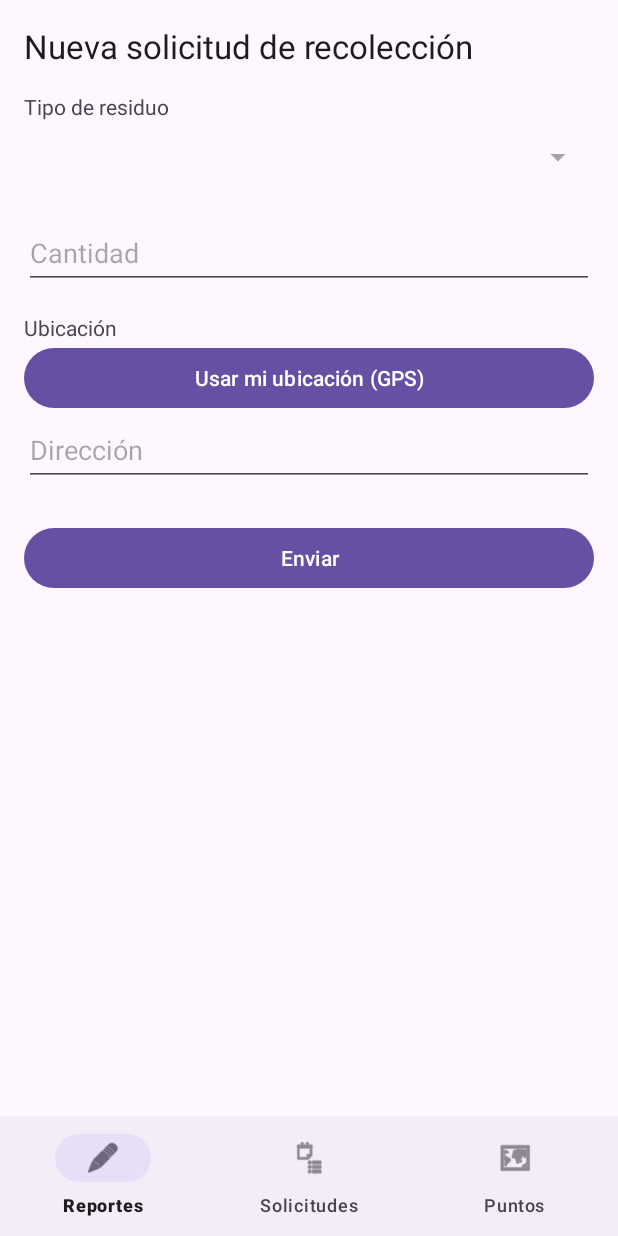
After one commit to Brandon-SGB/Computacion_Movil_EcoBogota, an Android app: the fragment NuevaSolicitudFragment placed in its activity, on a phone screen of 412 x 824 dp. The commit adds this screen. Run offline under Robolectric (Android 15) with nearby library versions, the phone set to English and light mode, and no system bars.

Commit message:
P3b: nueva solicitud de recolección (HU-11)
- Botón Nueva solicitud en Solicitudes que abre NuevaSolicitudFragment
  con NuevaSolicitudViewModel.
- Cantidad obligatoria, numérica y mayor que 0 (CP-11-03); ubicación
  por GPS o dirección manual (CP-11-04).
- Permisos ACCESS_FINE_LOCATION y ACCESS_COARSE_LOCATION; la lectura
  del GPS queda pendiente de play-services-location (DA-7).
- Sin conexión la solicitud no se envía ni se guarda (CP-11-08).
- Pruebas locales de las validaciones.

```diff
--- a/app/src/main/AndroidManifest.xml
+++ b/app/src/main/AndroidManifest.xml
@@ -4,6 +4,8 @@
 
     <uses-permission android:name="android.permission.INTERNET" />
     <uses-permission android:name="android.permission.ACCESS_NETWORK_STATE" />
+    <uses-permission android:name="android.permission.ACCESS_FINE_LOCATION" />
+    <uses-permission android:name="android.permission.ACCESS_COARSE_LOCATION" />
 
     <application
         android:allowBackup="true"
--- a/app/src/main/java/co/edu/uniminuto/Movil_EcoBogota/MainActivity.java
+++ b/app/src/main/java/co/edu/uniminuto/Movil_EcoBogota/MainActivity.java
@@ -14,6 +14,7 @@ import androidx.core.graphics.Insets;
 import androidx.core.view.ViewCompat;
 import androidx.core.view.WindowInsetsCompat;
 import androidx.fragment.app.Fragment;
+import androidx.fragment.app.FragmentManager;
 
 import com.google.android.material.bottomnavigation.BottomNavigationView;
 
@@ -90,6 +91,8 @@ public class MainActivity extends AppCompatActivity {
     //Método para mostrar un fragment en el contenedor
     private void cargarFragment(Fragment fragment) {
         try {
+            //Al cambiar de pestaña se descartan los formularios abiertos
+            getSupportFragmentManager().popBackStack(null, FragmentManager.POP_BACK_STACK_INCLUSIVE);
             getSupportFragmentManager()
                     .beginTransaction()
                     .replace(R.id.frContenedor, fragment)
--- /dev/null
+++ b/app/src/main/java/co/edu/uniminuto/Movil_EcoBogota/ui/ConexionRed.java
@@ -0,0 +1,31 @@
+package co.edu.uniminuto.Movil_EcoBogota.ui;
+
+import android.content.Context;
+import android.net.ConnectivityManager;
+import android.net.Network;
+import android.net.NetworkCapabilities;
+import android.util.Log;
+
+//Comprobación de la conexión a internet compartida por los ViewModel
+public final class ConexionRed {
+
+    private ConexionRed() {
+    }
+
+    //Método para verificar si el dispositivo tiene conexión a internet
+    public static boolean hayConexion(Context context) {
+        try {
+            ConnectivityManager conexion = (ConnectivityManager) context
+                    .getSystemService(Context.CONNECTIVITY_SERVICE);
+            if (conexion == null) {
+                return false;
+            }
+            Network red = conexion.getActiveNetwork();
+            NetworkCapabilities caps = conexion.getNetworkCapabilities(red);
+            return caps != null && caps.hasCapability(NetworkCapabilities.NET_CAPABILITY_INTERNET);
+        } catch (Exception e) {
+            Log.i("conexion", "error con la conexión " + e.getMessage());
+            return false;
+        }
+    }
+}
--- /dev/null
+++ b/app/src/main/java/co/edu/uniminuto/Movil_EcoBogota/ui/FormularioViewModel.java
@@ -0,0 +1,58 @@
+package co.edu.uniminuto.Movil_EcoBogota.ui;
+
+import android.app.Application;
+
+import androidx.annotation.NonNull;
+import androidx.lifecycle.AndroidViewModel;
+import androidx.lifecycle.LiveData;
+import androidx.lifecycle.MutableLiveData;
+
+import co.edu.uniminuto.Movil_EcoBogota.R;
+
+//Base de los ViewModel de formularios: estado del envío, mensaje y validación de la ubicación
+public abstract class FormularioViewModel extends AndroidViewModel {
+
+    //Resultado de una validación correcta
+    static final int VALIDO = 0;
+
+    //Estado de la pantalla y mensaje
+    private final MutableLiveData<EstadoUi> estado = new MutableLiveData<>();
+    private final MutableLiveData<String> mensaje = new MutableLiveData<>();
+
+    public FormularioViewModel(@NonNull Application application) {
+        super(application);
+    }
+
+    public LiveData<EstadoUi> getEstado() {
+        return estado;
+    }
+
+    public LiveData<String> getMensaje() {
+        return mensaje;
+    }
+
+    //Método para dejar la pantalla en error con un mensaje de strings.xml
+    protected void mostrarError(int idMensaje) {
+        mensaje.setValue(getApplication().getString(idMensaje));
+        estado.setValue(EstadoUi.ERROR);
+    }
+
+    //Método de envío: primero se comprueba la conexión; sin servicio del backend no se envía ni se guarda nada
+    protected void enviarSinServicio(int idMensajeSinConexion) {
+        estado.setValue(EstadoUi.CARGANDO);
+        mostrarError(obtenerMensajeEnvio(ConexionRed.hayConexion(getApplication()), idMensajeSinConexion));
+    }
+
+    //Mensaje del envío según la conexión
+    static int obtenerMensajeEnvio(boolean conectado, int idMensajeSinConexion) {
+        return conectado ? R.string.envio_pendiente_backend : idMensajeSinConexion;
+    }
+
+    //La ubicación es válida si llegó por GPS o si se escribió una dirección
+    static int validarUbicacion(boolean ubicacionGps, String direccion) {
+        if (ubicacionGps || (direccion != null && !direccion.trim().isEmpty())) {
+            return VALIDO;
+        }
+        return R.string.error_ubicacion_obligatoria;
+    }
+}
--- a/app/src/main/java/co/edu/uniminuto/Movil_EcoBogota/ui/ListadoViewModel.java
+++ b/app/src/main/java/co/edu/uniminuto/Movil_EcoBogota/ui/ListadoViewModel.java
@@ -1,11 +1,6 @@
 package co.edu.uniminuto.Movil_EcoBogota.ui;
 
 import android.app.Application;
-import android.content.Context;
-import android.net.ConnectivityManager;
-import android.net.Network;
-import android.net.NetworkCapabilities;
-import android.util.Log;
 
 import androidx.annotation.NonNull;
 import androidx.lifecycle.AndroidViewModel;
@@ -47,18 +42,6 @@ public abstract class ListadoViewModel extends AndroidViewModel {
 
     //Método para verificar si el dispositivo tiene conexión a internet
     protected boolean hayConexion() {
-        try {
-            ConnectivityManager conexion = (ConnectivityManager) getApplication()
-                    .getSystemService(Context.CONNECTIVITY_SERVICE);
-            if (conexion == null) {
-                return false;
-            }
-            Network red = conexion.getActiveNetwork();
-            NetworkCapabilities caps = conexion.getNetworkCapabilities(red);
-            return caps != null && caps.hasCapability(NetworkCapabilities.NET_CAPABILITY_INTERNET);
-        } catch (Exception e) {
-            Log.i("conexion", "error con la conexión " + e.getMessage());
-            return false;
-        }
+        return ConexionRed.hayConexion(getApplication());
     }
 }
--- /dev/null
+++ b/app/src/main/java/co/edu/uniminuto/Movil_EcoBogota/ui/NuevaSolicitudFragment.java
@@ -0,0 +1,144 @@
+package co.edu.uniminuto.Movil_EcoBogota.ui;
+
+import android.Manifest;
+import android.content.pm.PackageManager;
+import android.os.Bundle;
+import android.util.Log;
+import android.view.LayoutInflater;
+import android.view.View;
+import android.view.ViewGroup;
+import android.widget.Button;
+import android.widget.EditText;
+import android.widget.ProgressBar;
+import android.widget.Spinner;
+import android.widget.TextView;
+import android.widget.Toast;
+
+import androidx.activity.result.ActivityResultLauncher;
+import androidx.activity.result.contract.ActivityResultContracts;
+import androidx.annotation.NonNull;
+import androidx.annotation.Nullable;
+import androidx.core.content.ContextCompat;
+import androidx.fragment.app.Fragment;
+import androidx.lifecycle.ViewModelProvider;
+
+import java.util.Map;
+
+import co.edu.uniminuto.Movil_EcoBogota.R;
+
+//Formulario de nueva solicitud de recolección (HU-11)
+public class NuevaSolicitudFragment extends Fragment {
+
+    //Permisos de ubicación
+    private static final String[] PERMISOS_UBICACION = {
+            Manifest.permission.ACCESS_FINE_LOCATION,
+            Manifest.permission.ACCESS_COARSE_LOCATION
+    };
+
+    //Vistas
+    private Spinner spTipoResiduo;
+    private EditText etCantidad;
+    private EditText etDireccion;
+    private Button btnGps;
+    private Button btnEnviarSolicitud;
+    private ProgressBar pbNuevaSolicitud;
+    private TextView tvEstadoNuevaSolicitud;
+
+    //ViewModel de la pantalla
+    private NuevaSolicitudViewModel viewModel;
+
+    //Solicitud del permiso de ubicación; en un Fragment la respuesta llega por este registro
+    private final ActivityResultLauncher<String[]> solicitudPermisoUbicacion =
+            registerForActivityResult(new ActivityResultContracts.RequestMultiplePermissions(),
+                    this::onRespuestaPermisoUbicacion);
+
+    @Nullable
+    @Override
+    public View onCreateView(@NonNull LayoutInflater inflater, @Nullable ViewGroup container,
+                             @Nullable Bundle savedInstanceState) {
+        return inflater.inflate(R.layout.fragment_nueva_solicitud, container, false);
+    }
+
+    @Override
+    public void onViewCreated(@NonNull View view, @Nullable Bundle savedInstanceState) {
+        super.onViewCreated(view, savedInstanceState);
+        initObjects(view);
+        observarViewModel();
+        btnGps.setOnClickListener(this::usarGps);
+        btnEnviarSolicitud.setOnClickListener(this::enviarSolicitud);
+    }
+
+    //Método para enlazar los objetos de la vista con la parte lógica
+    private void initObjects(View view) {
+        spTipoResiduo = view.findViewById(R.id.spTipoResiduo);
+        etCantidad = view.findViewById(R.id.etCantidad);
+        etDireccion = view.findViewById(R.id.etDireccion);
+        btnGps = view.findViewById(R.id.btnGps);
+        btnEnviarSolicitud = view.findViewById(R.id.btnEnviarSolicitud);
+        pbNuevaSolicitud = view.findViewById(R.id.pbNuevaSolicitud);
+        tvEstadoNuevaSolicitud = view.findViewById(R.id.tvEstadoNuevaSolicitud);
+        //Los tipos de residuo llegan del backend; mientras tanto la lista queda deshabilitada
+        spTipoResiduo.setEnabled(false);
+        viewModel = new ViewModelProvider(this).get(NuevaSolicitudViewModel.class);
+    }
+
+    //Método para observar el estado, el mensaje y los errores de los campos
+    private void observarViewModel() {
+        viewModel.getMensaje().observe(getViewLifecycleOwner(), tvEstadoNuevaSolicitud::setText);
+        viewModel.getEstado().observe(getViewLifecycleOwner(), this::mostrarEstado);
+        viewModel.getErrorCantidad().observe(getViewLifecycleOwner(), etCantidad::setError);
+        viewModel.getErrorDireccion().observe(getViewLifecycleOwner(), etDireccion::setError);
+    }
+
+    //Método para mostrar las vistas según el estado
+    private void mostrarEstado(EstadoUi estado) {
+        boolean cargando = estado == EstadoUi.CARGANDO;
+        pbNuevaSolicitud.setVisibility(cargando ? View.VISIBLE : View.GONE);
+        btnEnviarSolicitud.setEnabled(!cargando);
+        tvEstadoNuevaSolicitud.setVisibility(cargando ? View.GONE : View.VISIBLE);
+    }
+
+    //Método del botón Enviar
+    private void enviarSolicitud(View view) {
+        viewModel.enviar(etCantidad.getText().toString(), etDireccion.getText().toString());
+    }
+
+    //Método del botón GPS: comprueba el permiso y lo solicita si hace falta
+    private void usarGps(View view) {
+        try {
+            if (tienePermisoUbicacion()) {
+                avisarGpsPendiente();
+            } else {
+                solicitudPermisoUbicacion.launch(PERMISOS_UBICACION);
+            }
+        } catch (Exception e) {
+            Log.i("ubicacion", "error con el permiso de ubicación " + e.getMessage());
+        }
+    }
+
+    //Método que recibe la respuesta del usuario al permiso de ubicación
+    private void onRespuestaPermisoUbicacion(Map<String, Boolean> resultado) {
+        if (resultado.containsValue(Boolean.TRUE)) {
+            avisarGpsPendiente();
+        } else {
+            Toast.makeText(requireContext(), R.string.permiso_ubicacion_denegado, Toast.LENGTH_LONG).show();
+            etDireccion.requestFocus();
+        }
+    }
+
+    //Método para comprobar si se concedió alguno de los permisos de ubicación
+    private boolean tienePermisoUbicacion() {
+        for (String permiso : PERMISOS_UBICACION) {
+            if (ContextCompat.checkSelfPermission(requireContext(), permiso) == PackageManager.PERMISSION_GRANTED) {
+                return true;
+            }
+        }
+        return false;
+    }
+
+    //La lectura de la ubicación queda pendiente hasta habilitar play-services-location (DA-7)
+    private void avisarGpsPendiente() {
+        Toast.makeText(requireContext(), R.string.gps_pendiente, Toast.LENGTH_LONG).show();
+        etDireccion.requestFocus();
+    }
+}
--- /dev/null
+++ b/app/src/main/java/co/edu/uniminuto/Movil_EcoBogota/ui/NuevaSolicitudViewModel.java
@@ -0,0 +1,74 @@
+package co.edu.uniminuto.Movil_EcoBogota.ui;
+
+import android.app.Application;
+
+import androidx.annotation.NonNull;
+import androidx.lifecycle.LiveData;
+import androidx.lifecycle.MutableLiveData;
+
+import co.edu.uniminuto.Movil_EcoBogota.R;
+
+//ViewModel del formulario de nueva solicitud de recolección (HU-11)
+public class NuevaSolicitudViewModel extends FormularioViewModel {
+
+    //Errores de los campos; null cuando el campo es válido
+    private final MutableLiveData<String> errorCantidad = new MutableLiveData<>();
+    private final MutableLiveData<String> errorDireccion = new MutableLiveData<>();
+
+    //La ubicación por GPS no se lee hasta habilitar play-services-location (DA-7)
+    private boolean ubicacionGps = false;
+
+    public NuevaSolicitudViewModel(@NonNull Application application) {
+        super(application);
+    }
+
+    public LiveData<String> getErrorCantidad() {
+        return errorCantidad;
+    }
+
+    public LiveData<String> getErrorDireccion() {
+        return errorDireccion;
+    }
+
+    //Método para validar y enviar la solicitud
+    public void enviar(String cantidad, String direccion) {
+        int validacionCantidad = validarCantidad(cantidad);
+        int validacionUbicacion = validarUbicacion(ubicacionGps, direccion);
+        errorCantidad.setValue(textoError(validacionCantidad));
+        errorDireccion.setValue(textoError(validacionUbicacion));
+        if (validacionCantidad != VALIDO) {
+            mostrarError(validacionCantidad);
+            return;
+        }
+        if (validacionUbicacion != VALIDO) {
+            mostrarError(validacionUbicacion);
+            return;
+        }
+        enviarSinServicio(R.string.solicitud_no_enviada_sin_conexion);
+    }
+
+    //La cantidad es obligatoria, numérica y mayor que 0 (CP-11-03)
+    static int validarCantidad(String texto) {
+        if (texto == null || texto.trim().isEmpty()) {
+            return R.string.error_cantidad_obligatoria;
+        }
+        double cantidad;
+        try {
+            cantidad = Double.parseDouble(texto.trim());
+        } catch (NumberFormatException e) {
+            return R.string.error_cantidad_numerica;
+        }
+        if (Double.isNaN(cantidad) || Double.isInfinite(cantidad)) {
+            return R.string.error_cantidad_numerica;
+        }
+        if (cantidad <= 0) {
+            return R.string.error_cantidad_mayor_cero;
+        }
+        return VALIDO;
+    }
+
+    //Método auxiliar que convierte el resultado de una validación en texto
+    private String textoError(int validacion) {
+        return validacion == VALIDO ? null : getApplication().getString(validacion);
+    }
+}
--- /dev/null
+++ b/app/src/main/res/layout/fragment_nueva_solicitud.xml
@@ -0,0 +1,89 @@
+<?xml version="1.0" encoding="utf-8"?>
+<ScrollView xmlns:android="http://schemas.android.com/apk/res/android"
+    android:layout_width="match_parent"
+    android:layout_height="match_parent">
+
+    <LinearLayout
+        android:layout_width="match_parent"
+        android:layout_height="wrap_content"
+        android:orientation="vertical"
+        android:padding="16dp">
+
+        <TextView
+            android:id="@+id/tvTituloNuevaSolicitud"
+            android:layout_width="match_parent"
+            android:layout_height="wrap_content"
+            android:text="@string/titulo_nueva_solicitud"
+            android:textAppearance="?attr/textAppearanceTitleLarge" />
+
+        <TextView
+            android:id="@+id/tvTipoResiduo"
+            android:layout_width="match_parent"
+            android:layout_height="wrap_content"
+            android:layout_marginTop="16dp"
+            android:labelFor="@id/spTipoResiduo"
+            android:text="@string/item_tipo_residuo_solicitud" />
+
+        <Spinner
+            android:id="@+id/spTipoResiduo"
+            android:layout_width="match_parent"
+            android:layout_height="wrap_content"
+            android:minHeight="48dp" />
+
+        <EditText
+            android:id="@+id/etCantidad"
+            android:layout_width="match_parent"
+            android:layout_height="wrap_content"
+            android:layout_marginTop="16dp"
+            android:autofillHints=""
+            android:hint="@string/hint_cantidad"
+            android:inputType="numberDecimal"
+            android:minHeight="48dp" />
+
+        <TextView
+            android:id="@+id/tvUbicacion"
+            android:layout_width="match_parent"
+            android:layout_height="wrap_content"
+            android:layout_marginTop="16dp"
+            android:text="@string/item_ubicacion_solicitud" />
+
+        <Button
+            android:id="@+id/btnGps"
+            android:layout_width="match_parent"
+            android:layout_height="wrap_content"
+            android:text="@string/btn_gps" />
+
+        <EditText
+            android:id="@+id/etDireccion"
+            android:layout_width="match_parent"
+            android:layout_height="wrap_content"
+            android:autofillHints="postalAddress"
+            android:hint="@string/hint_direccion"
+            android:inputType="textPostalAddress"
+            android:minHeight="48dp" />
+
+        <Button
+            android:id="@+id/btnEnviarSolicitud"
+            android:layout_width="match_parent"
+            android:layout_height="wrap_content"
+            android:layout_marginTop="24dp"
+            android:text="@string/btn_enviar" />
+
+        <ProgressBar
+            android:id="@+id/pbNuevaSolicitud"
+            android:layout_width="wrap_content"
+            android:layout_height="wrap_content"
+            android:layout_gravity="center_horizontal"
+            android:layout_marginTop="16dp"
+            android:visibility="gone" />
+
+        <TextView
+            android:id="@+id/tvEstadoNuevaSolicitud"
+            android:layout_width="match_parent"
+            android:layout_height="wrap_content"
+            android:layout_marginTop="16dp"
+            android:gravity="center"
+            android:visibility="gone" />
+    </LinearLayout>
+
+</ScrollView>
--- a/app/src/main/res/values/strings.xml
+++ b/app/src/main/res/values/strings.xml
@@ -36,4 +36,22 @@
     <string name="item_direccion_punto">Dirección</string>
     <string name="item_horario_punto">Horario</string>
     <string name="item_tipos_residuo_punto">Tipos de residuo</string>
+
+    <!-- Formularios: ubicación y envío -->
+    <string name="btn_gps">Usar mi ubicación (GPS)</string>
+    <string name="hint_direccion">Dirección</string>
+    <string name="btn_enviar">Enviar</string>
+    <string name="gps_pendiente">Ubicación por GPS pendiente de habilitar; escribe la dirección</string>
+    <string name="permiso_ubicacion_denegado">Permiso de ubicación denegado; escribe la dirección</string>
+    <string name="error_ubicacion_obligatoria">Indica la ubicación por GPS o escribe la dirección</string>
+    <string name="envio_pendiente_backend">El envío estará disponible cuando se configure el servicio del backend</string>
+
+    <!-- Nueva solicitud (HU-11) -->
+    <string name="btn_nueva_solicitud">Nueva solicitud</string>
+    <string name="titulo_nueva_solicitud">Nueva solicitud de recolección</string>
+    <string name="hint_cantidad">Cantidad</string>
+    <string name="error_cantidad_obligatoria">La cantidad es obligatoria</string>
+    <string name="error_cantidad_numerica">La cantidad debe ser un número</string>
+    <string name="error_cantidad_mayor_cero">La cantidad debe ser mayor que 0</string>
+    <string name="solicitud_no_enviada_sin_conexion">La solicitud no fue enviada: sin conexión a internet</string>
 </resources>
```
Also changed, not shown: app/src/main/java/co/edu/uniminuto/Movil_EcoBogota/ui/SolicitudesFragment.java (+18 -0 lines), app/src/main/res/layout/fragment_solicitudes.xml (+7 -0 lines), 1 other file.
